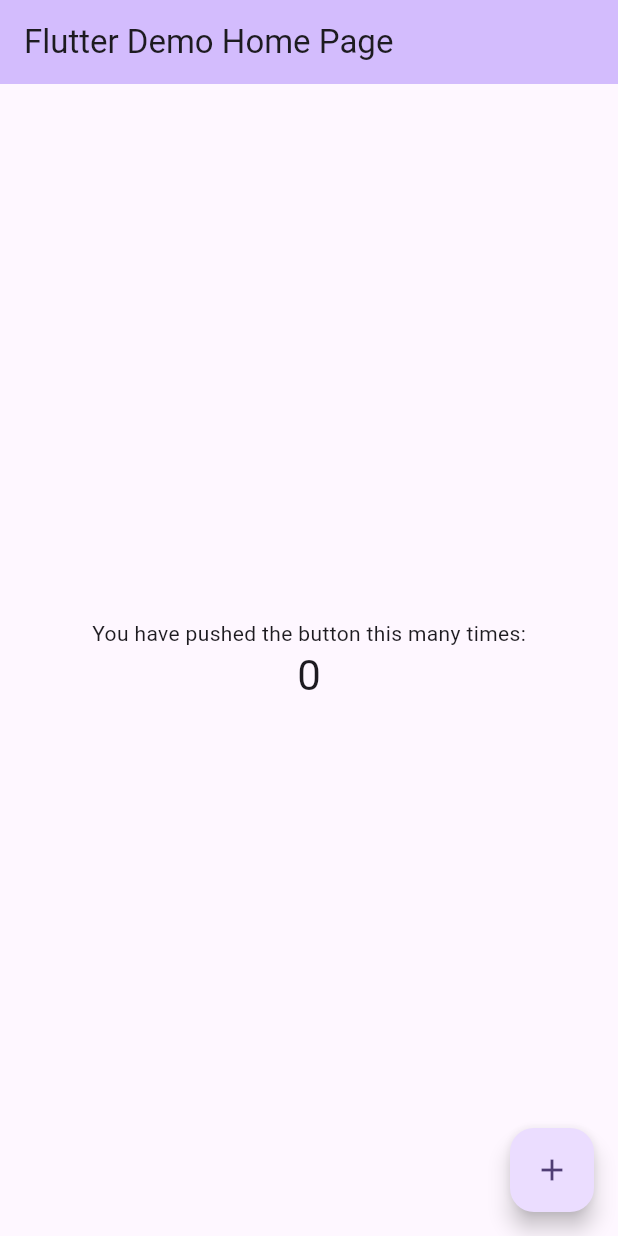
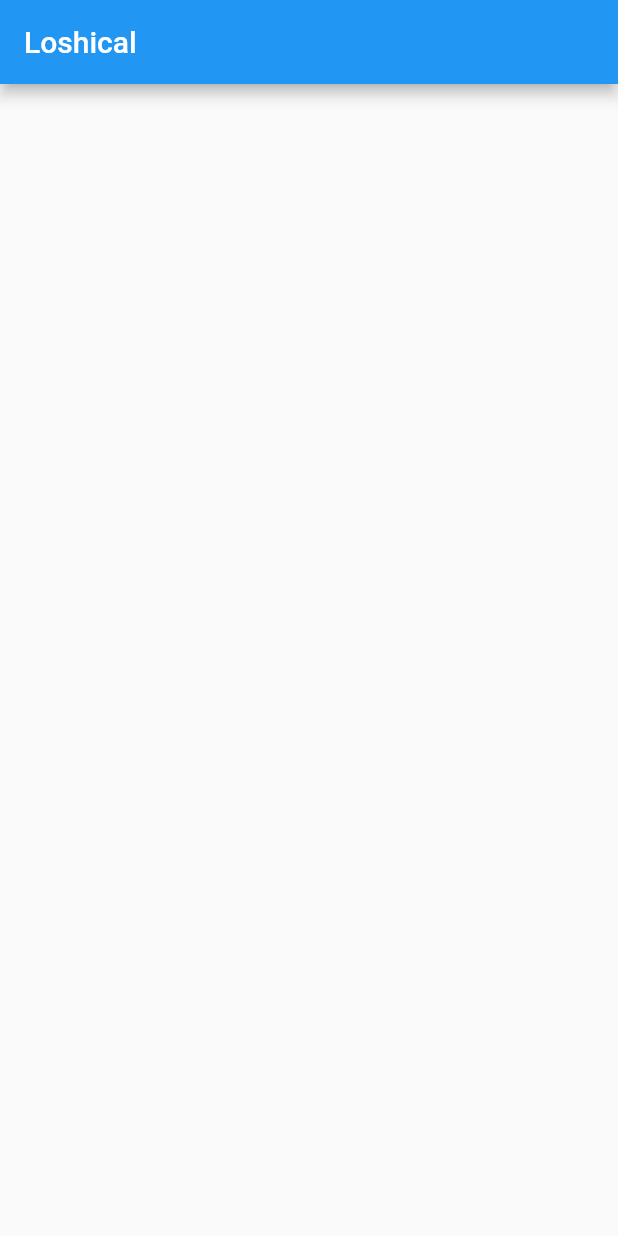
Before and after one commit to sheriffyusuf/loschical, a Flutter app: the screen it shows after launch, on a phone screen of 412 x 824 dp. Run offline on Flutter 3.47's test engine with Material 2 defaults, Android fonts, the light colour scheme and no system bars.

Commit message:
feat: add game scaffold and asset manager

```diff
--- a/lib/main.dart
+++ b/lib/main.dart
@@ -1,69 +1,17 @@
 import 'package:flutter/material.dart';
+import 'package:loshical/question_screen.dart';
 
 void main() {
-  runApp(const MyApp());
+  runApp(const Loshical());
 }
 
-class MyApp extends StatelessWidget {
-  const MyApp({super.key});
+class Loshical extends StatelessWidget {
+  const Loshical({super.key});
 
   @override
   Widget build(BuildContext context) {
-    return MaterialApp(
-      title: 'Flutter Demo',
-      theme: ThemeData(
-        colorScheme: ColorScheme.fromSeed(seedColor: Colors.deepPurple),
-        useMaterial3: true,
-      ),
-      home: const MyHomePage(title: 'Flutter Demo Home Page'),
+    return const MaterialApp(
+      home: QuestionScreen(),
     );
   }
 }
-
-class MyHomePage extends StatefulWidget {
-  const MyHomePage({super.key, required this.title});
-
-  final String title;
-
-  @override
-  State<MyHomePage> createState() => _MyHomePageState();
-}
-
-class _MyHomePageState extends State<MyHomePage> {
-  int _counter = 0;
-
-  void _incrementCounter() {
-    setState(() {
-      _counter++;
-    });
-  }
-
-  @override
-  Widget build(BuildContext context) {
-    return Scaffold(
-      appBar: AppBar(
-        backgroundColor: Theme.of(context).colorScheme.inversePrimary,
-        title: Text(widget.title),
-      ),
-      body: Center(
-        child: Column(
-          mainAxisAlignment: MainAxisAlignment.center,
-          children: <Widget>[
-            const Text(
-              'You have pushed the button this many times:',
-            ),
-            Text(
-              '$_counter',
-              style: Theme.of(context).textTheme.headlineMedium,
-            ),
-          ],
-        ),
-      ),
-      floatingActionButton: FloatingActionButton(
-        onPressed: _incrementCounter,
-        tooltip: 'Increment',
-        child: const Icon(Icons.add),
-      ),
-    );
-  }
-}
--- /dev/null
+++ b/lib/question_screen.dart
@@ -0,0 +1,17 @@
+import 'package:flutter/material.dart';
+
+class QuestionScreen extends StatelessWidget {
+  const QuestionScreen({super.key});
+
+  @override
+  Widget build(BuildContext context) {
+    return Scaffold(
+      appBar: AppBar(
+        title: const Text('Loshical'),
+      ),
+      body: Column(
+        children: [],
+      ),
+    );
+  }
+}
```
Also changed, not shown: lib/assets.dart (added, +13 -0 lines), 1 other file.
